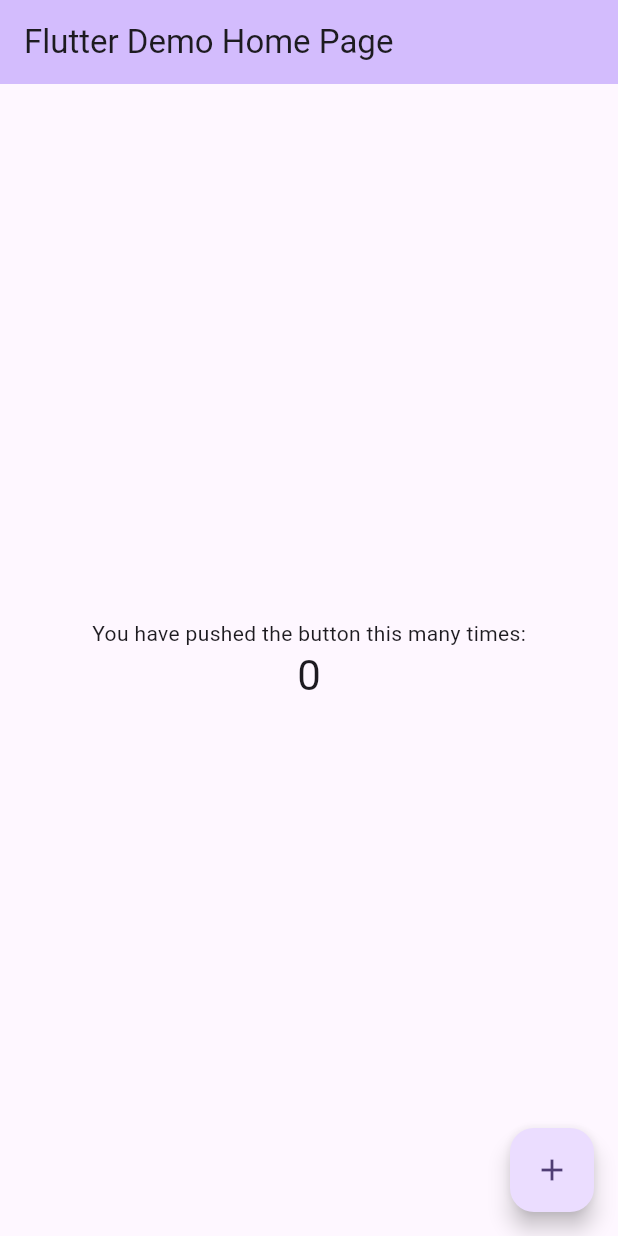
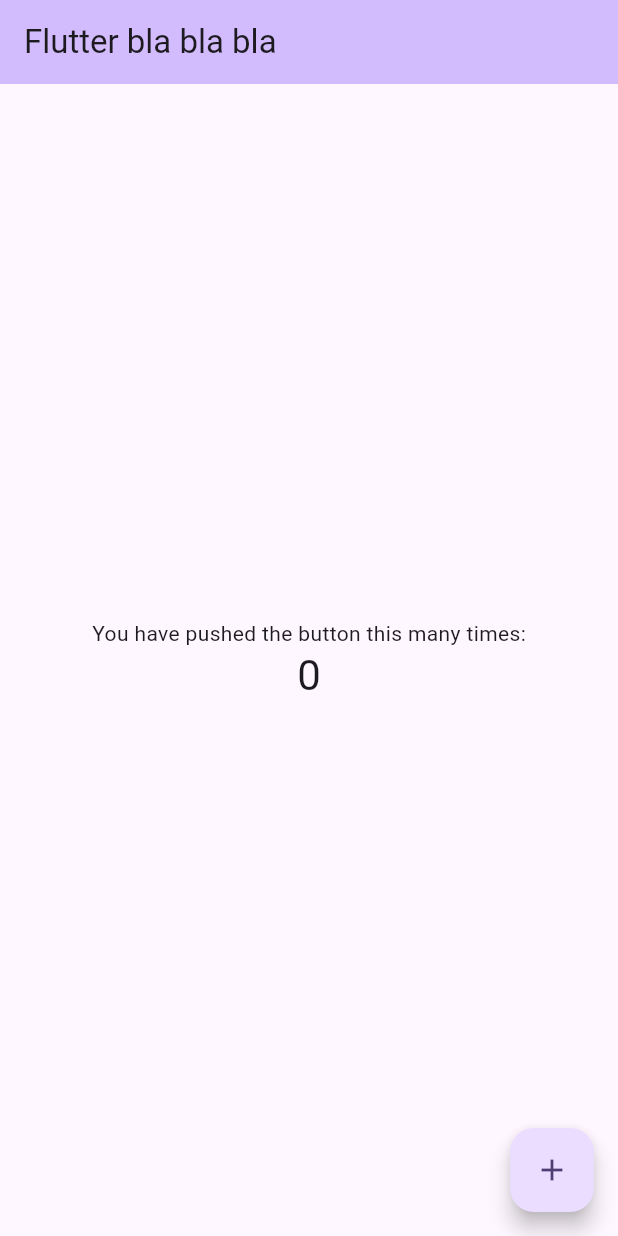
Before and after one commit to afiqamrii/learn_buddy_project, a Flutter app: the screen it shows after launch, on a phone screen of 412 x 824 dp. Run offline on Flutter 3.47's test engine with Material 3 defaults, Android fonts, the phone set to English and light mode, and no system bars.

```diff
--- a/lib/main.dart
+++ b/lib/main.dart
@@ -31,7 +31,7 @@ class MyApp extends StatelessWidget {
         colorScheme: ColorScheme.fromSeed(seedColor: Colors.deepPurple),
         useMaterial3: true,
       ),
-      home: const MyHomePage(title: 'Flutter Demo Home Page'),
+      home: const MyHomePage(title: 'Flutter bla bla bla'),
     );
   }
 }
```
